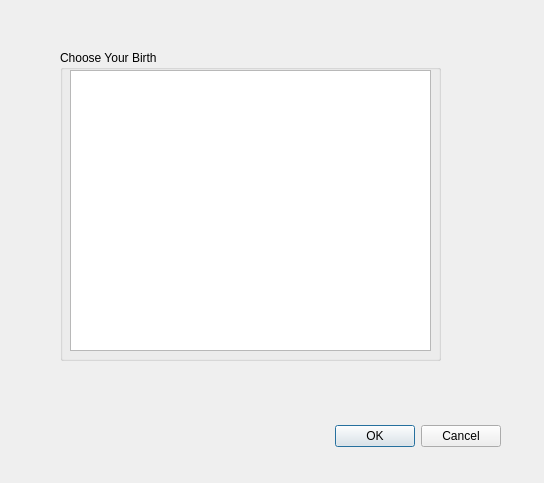
Qt form chooseBirth.ui (ideallx/Hexagon) before a commit.
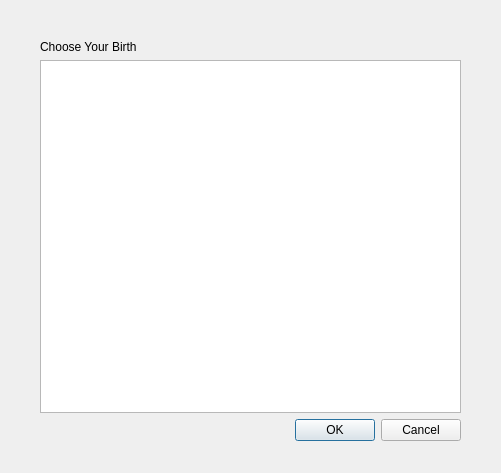
The same form after that commit.

Commit message: choose birth

Patch:
```diff
--- a/chooseBirth.ui
+++ b/chooseBirth.ui
@@ -6,51 +6,44 @@
    <rect>
     <x>0</x>
     <y>0</y>
-    <width>544</width>
-    <height>483</height>
+    <width>501</width>
+    <height>473</height>
    </rect>
   </property>
   <property name="windowTitle">
    <string>Dialog</string>
   </property>
-  <widget class="QDialogButtonBox" name="buttonBox">
+  <widget class="QWidget" name="">
    <property name="geometry">
     <rect>
-     <x>160</x>
-     <y>420</y>
-     <width>341</width>
-     <height>32</height>
+     <x>40</x>
+     <y>40</y>
+     <width>421</width>
+     <height>401</height>
     </rect>
    </property>
-   <property name="orientation">
-    <enum>Qt::Horizontal</enum>
-   </property>
-   <property name="standardButtons">
-    <set>QDialogButtonBox::Cancel|QDialogButtonBox::Ok</set>
-   </property>
-  </widget>
-  <widget class="QGroupBox" name="groupBox">
-   <property name="geometry">
-    <rect>
-     <x>60</x>
-     <y>50</y>
-     <width>381</width>
-     <height>311</height>
-    </rect>
-   </property>
-   <property name="title">
-    <string>Choose Your Birth</string>
-   </property>
-   <widget class="QGraphicsView" name="graphicsView">
-    <property name="geometry">
-     <rect>
-      <x>10</x>
-      <y>20</y>
-      <width>361</width>
-      <height>281</height>
-     </rect>
-    </property>
-   </widget>
+   <layout class="QVBoxLayout" name="verticalLayout">
+    <item>
+     <widget class="QLabel" name="label">
+      <property name="text">
+       <string>Choose Your Birth</string>
+      </property>
+     </widget>
+    </item>
+    <item>
+     <widget class="QGraphicsView" name="graphicsView"/>
+    </item>
+    <item>
+     <widget class="QDialogButtonBox" name="buttonBox">
+      <property name="orientation">
+       <enum>Qt::Horizontal</enum>
+      </property>
+      <property name="standardButtons">
+       <set>QDialogButtonBox::Cancel|QDialogButtonBox::Ok</set>
+      </property>
+     </widget>
+    </item>
+   </layout>
   </widget>
  </widget>
  <resources/>
```
The commit also changes 12 other files.
